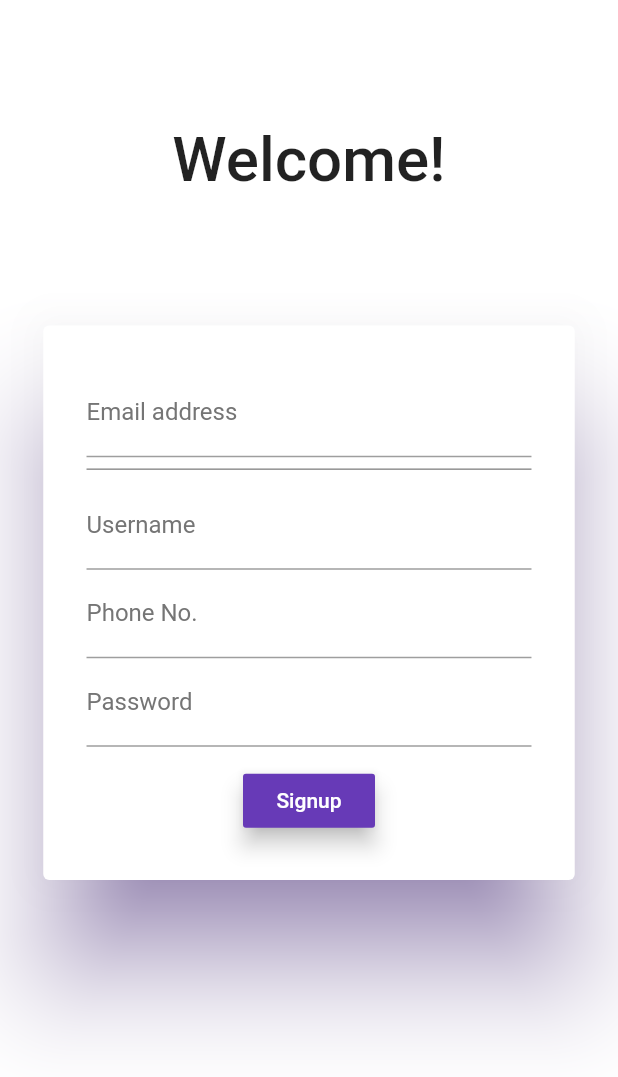
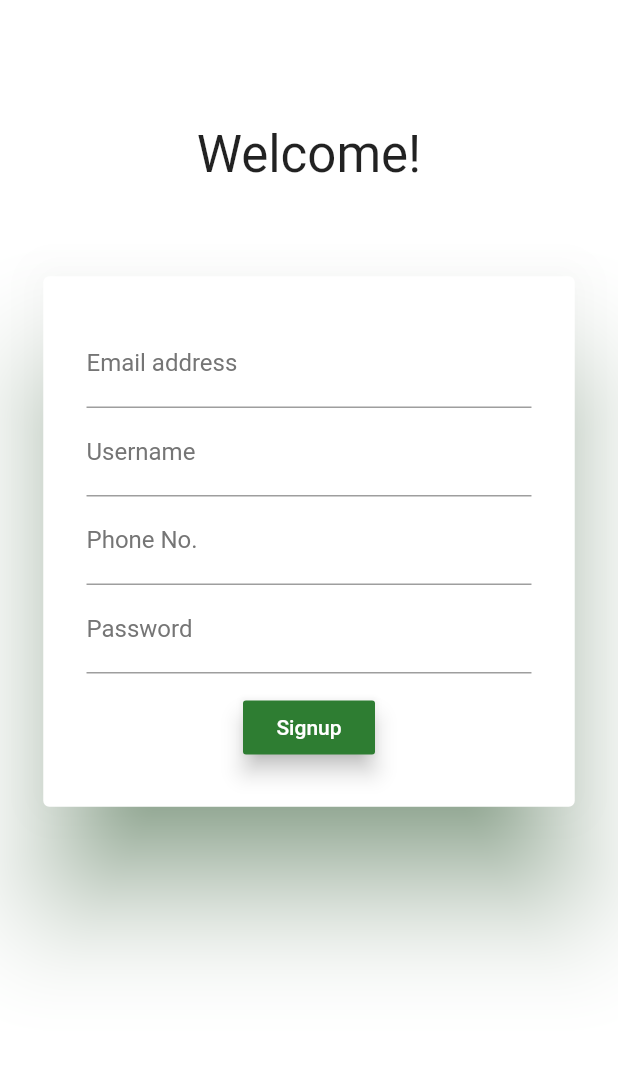
Before and after one commit to yashjain092000/Khojpur, a Flutter app: the SignupScreen screen opened directly, on a phone screen of 412 x 824 dp. Shown: the top 1077 px of the screen. Run offline on Flutter 3.47's test engine with Material 2 defaults, Android fonts, the phone set to English and light mode, and no system bars; our stand-ins replace animated_text_kit, cloud_firestore, firebase_auth, firebase_storage, hidden_drawer_menu, image_picker; missing offline and left inert: liquid_ui, shrink_sidemenu; accounts and stored records are empty; Roboto replaces fonts that are missing (Agne, Bobbers); statements that could not run were skipped.

Commit message:
signup screen ui improved

```diff
--- a/lib/signup_form.dart
+++ b/lib/signup_form.dart
@@ -1,15 +1,5 @@
 import 'package:animated_text_kit/animated_text_kit.dart';
 import 'package:flutter/material.dart';
-
-// List<DropdownMenuItem<String>> _dropDownItem() {
-//   List<String> ddl = ["Male", 'Female', 'Other'];
-//   return ddl
-//       .map((value) => DropdownMenuItem(
-//             value: value,
-//             child: Text(value),
-//           ))
-//       .toList();
-// }
 
 class AuthFormAppointer extends StatefulWidget {
   AuthFormAppointer(
@@ -24,17 +14,6 @@ class AuthFormAppointer extends StatefulWidget {
     String password,
     String userName,
     String phn,
-    // int age,
-    // String address,
-    // String specialisation,
-    // int fee,
-    // int emFee,
-    // String morTime1,
-    // String morTime2,
-    // String eveTime1,
-    // String eveTime2,
-    // int eachTime,
-    // bool isLogin,
     BuildContext ctx,
   ) submitFn;
 
@@ -44,21 +23,10 @@ class AuthFormAppointer extends StatefulWidget {
 
 class _AuthFormAppointerState extends State<AuthFormAppointer> {
   final _formKey = GlobalKey<FormState>();
-  //var _isLogin = true;
   var _userEmail = '';
   var _userName = '';
   var _userPassword = '';
   var _phn = '';
-  // int _age = 0;
-  // String _address = '';
-  // String _specialisation = '';
-  // int _fee = 0;
-  // int _emFee = 0;
-  // String _morTime1;
-  // String _morTime2;
-  // String _eveTime1;
-  // String _eveTime2;
-  // int _eachTime = 0;
 
   void _trySubmit() {
     final isValid = _formKey.currentState.validate();
@@ -71,17 +39,6 @@ class _AuthFormAppointerState extends State<AuthFormAppointer> {
           _userPassword.trim(),
           _userName.trim(),
           _phn.trim(),
-          // _age,
-          // _address.trim(),
-          // _specialisation.trim(),
-          // _fee,
-          // _emFee,
-          // _morTime1,
-          // _morTime2,
-          // _eveTime1,
-          // _eveTime2,
-          // _eachTime,
-          // _isLogin,
           context);
     }
   }
@@ -92,20 +49,30 @@ class _AuthFormAppointerState extends State<AuthFormAppointer> {
       child: Column(
         children: [
           SizedBox(height: MediaQuery.of(context).size.height * 0.1),
-          TypewriterAnimatedTextKit(
-              speed: Duration(milliseconds: 300),
-              totalRepeatCount: 0,
-              text: ["Welcome!"],
-              textStyle: TextStyle(
-                  fontSize: MediaQuery.of(context).size.width * 0.1,
-                  fontFamily: "Agne",
-                  fontWeight: FontWeight.w500),
-              textAlign: TextAlign.start,
-              alignment: AlignmentDirectional.topStart),
-          SizedBox(height: MediaQuery.of(context).size.height * 0.07),
+          SizedBox(
+  width: 250.0,
+  child: Center(
+    child: TyperAnimatedTextKit(
+      speed:Duration(milliseconds:250),
+      text: [
+        "Welcome!",
+        "Welcome!",
+        "Welcome!",
+
+      ],
+      textStyle: TextStyle(
+          fontSize: 34.0,
+          fontFamily: "Bobbers"
+      ),
+      textAlign: TextAlign.start,
+    ),
+  ),
+),
+
+          SizedBox(height: MediaQuery.of(context).size.height * 0.04),
           Center(
             child: Card(
-              shadowColor: Colors.deepPurple,
+              shadowColor: Colors.green[800],
               elevation: MediaQuery.of(context).size.height * 0.04,
               margin: EdgeInsets.all(MediaQuery.of(context).size.width * 0.07),
               child: SingleChildScrollView(
@@ -138,8 +105,6 @@ class _AuthFormAppointerState extends State<AuthFormAppointer> {
                             _userEmail = value;
                           },
                         ),
-
-                        Divider(thickness: 0.8, color: Colors.grey[600]),
                         TextFormField(
                           key: ValueKey('username'),
                           validator: (value) {
@@ -204,7 +169,7 @@ class _AuthFormAppointerState extends State<AuthFormAppointer> {
                         if (!widget.isLoading)
                           RaisedButton(
                             elevation: 6.0,
-                            color: Colors.deepPurple,
+                            color: Colors.green[800],
                             textColor: Colors.white,
                             child: Text('Signup'),
                             onPressed: _trySubmit,
```
